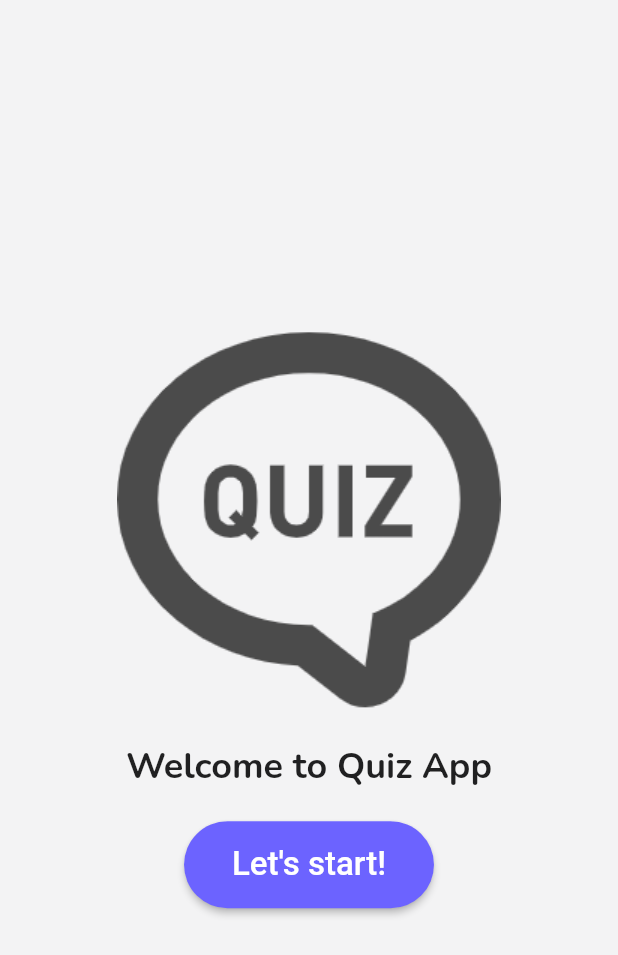
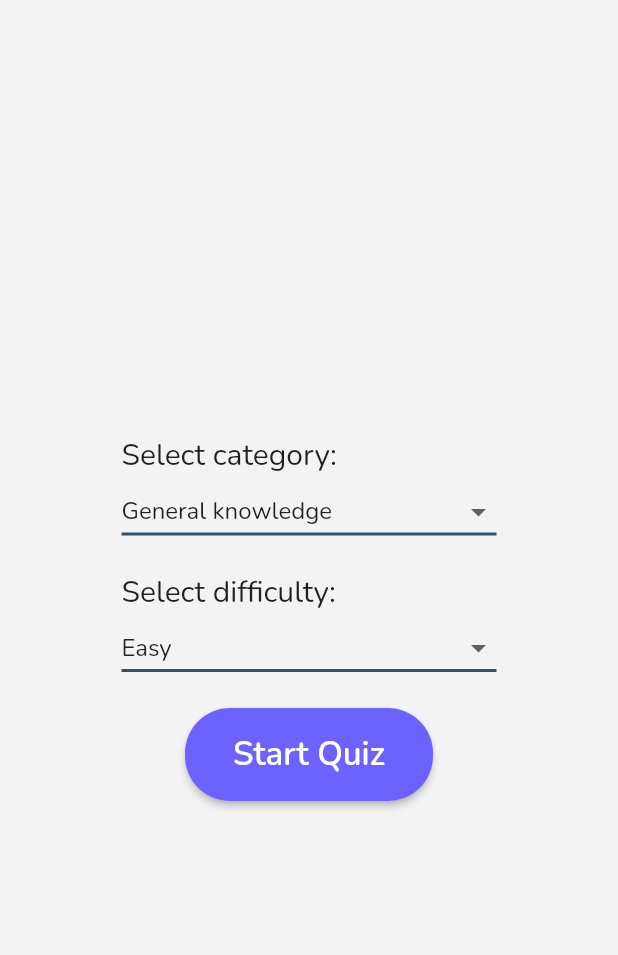
Before and after one commit to marwaneahansal/simple-quiz-app, a Flutter app: the screen it shows after launch, after a tap on "Let's start!", on a phone screen of 412 x 824 dp. Shown: the top 955 px of the screen. Run offline on Flutter 3.47's test engine with Material 2 defaults, Android fonts, the phone set to English and light mode, and no system bars; our stand-ins replace google_fonts.

Commit message:
added quiz options screen

```diff
--- /dev/null
+++ b/quiz_app/lib/home.dart
@@ -0,0 +1,67 @@
+import 'package:flutter/material.dart';
+import 'package:google_fonts/google_fonts.dart';
+import 'package:quiz_app/quizSelection.dart';
+
+class MyHomePage extends StatefulWidget {
+  @override
+  _MyHomePageState createState() => _MyHomePageState();
+}
+
+class _MyHomePageState extends State<MyHomePage> {
+  @override
+  Widget build(BuildContext context) {
+    return SafeArea(
+      child: Scaffold(
+        backgroundColor: Color(0XFFF3F3F4),
+        body: Container(
+          child: Center(
+            child: Column(
+              mainAxisSize: MainAxisSize.min,
+              mainAxisAlignment: MainAxisAlignment.center,
+              children: [
+                Container(
+                  child: Image.asset('assets/images/quiz.png'),
+                ),
+                SizedBox(
+                  height: 20,
+                ),
+                Text(
+                  'Welcome to Quiz App',
+                  style: GoogleFonts.nunito(
+                    textStyle: TextStyle(
+                      fontWeight: FontWeight.w700,
+                      fontSize: 24,
+                    ),
+                  ),
+                ),
+                SizedBox(
+                  height: 20,
+                ),
+                RaisedButton(
+                  shape: RoundedRectangleBorder(
+                    borderRadius: BorderRadius.circular(30),
+                  ),
+                  onPressed: () {
+                    Navigator.pushReplacement(
+                      context,
+                      MaterialPageRoute(
+                        builder: (BuildContext context) => QuizSelection(),
+                      ),
+                    );
+                  },
+                  color: Color(0xFF6C63FF),
+                  textColor: Colors.white,
+                  padding: EdgeInsets.symmetric(horizontal: 32, vertical: 16),
+                  child: Text(
+                    "Let's start!",
+                    style: TextStyle(fontSize: 22),
+                  ),
+                ),
+              ],
+            ),
+          ),
+        ),
+      ),
+    );
+  }
+}
--- a/quiz_app/lib/main.dart
+++ b/quiz_app/lib/main.dart
@@ -1,5 +1,7 @@
 import 'package:flutter/material.dart';
 import 'package:google_fonts/google_fonts.dart';
+
+import 'home.dart';
 
 void main() {
   runApp(MyApp());
@@ -22,6 +24,7 @@ class MyApp extends StatelessWidget {
         // Notice that the counter didn't reset back to zero; the application
         // is not restarted.
         primarySwatch: Colors.blue,
+        textTheme: GoogleFonts.nunitoTextTheme(Theme.of(context).textTheme),
         // This makes the visual density adapt to the platform that you run
         // the app on. For desktop platforms, the controls will be smaller and
         // closer together (more dense) than on mobile platforms.
@@ -31,60 +34,3 @@ class MyApp extends StatelessWidget {
     );
   }
 }
-
-class MyHomePage extends StatefulWidget {
-  @override
-  _MyHomePageState createState() => _MyHomePageState();
-}
-
-class _MyHomePageState extends State<MyHomePage> {
-  @override
-  Widget build(BuildContext context) {
-    return SafeArea(
-      child: Scaffold(
-        backgroundColor: Color(0XFFF3F3F4),
-        body: Container(
-          child: Center(
-            child: Column(
-              mainAxisSize: MainAxisSize.min,
-              mainAxisAlignment: MainAxisAlignment.center,
-              children: [
-                Container(
-                  child: Image.asset('assets/images/quiz.png'),
-                ),
-                SizedBox(
-                  height: 20,
-                ),
-                Text(
-                  'Welcome to Quiz App',
-                  style: GoogleFonts.nunito(
-                    textStyle: TextStyle(
-                      fontWeight: FontWeight.w700,
-                      fontSize: 24,
-                    ),
-                  ),
-                ),
-                SizedBox(
-                  height: 20,
-                ),
-                RaisedButton(
-                  shape: RoundedRectangleBorder(
-                    borderRadius: BorderRadius.circular(30),
-                  ),
-                  onPressed: () {},
-                  color: Color(0xFF6C63FF),
-                  textColor: Colors.white,
-                  padding: EdgeInsets.symmetric(horizontal: 32, vertical: 16),
-                  child: Text(
-                    "Let's start!",
-                    style: TextStyle(fontSize: 22),
-                  ),
-                ),
-              ],
-            ),
-          ),
-        ),
-      ),
-    );
-  }
-}
--- /dev/null
+++ b/quiz_app/lib/quizSelection.dart
@@ -0,0 +1,79 @@
+import 'package:flutter/material.dart';
+import 'package:quiz_app/styles/widgetStyles.dart';
+import 'package:quiz_app/widgets/dropDownMenu.dart';
+
+class QuizSelection extends StatefulWidget {
+  @override
+  _QuizSelectionState createState() => _QuizSelectionState();
+}
+
+class _QuizSelectionState extends State<QuizSelection> {
+  Map<String, String> catDropDownItems = {
+    '9': 'General knowledge',
+    '10': 'Books',
+    '11': 'Film',
+    '12': 'Music',
+    '15': 'Video Games',
+    '21': 'Sport',
+    '19': 'Matemathics',
+    '18': 'Computers'
+  };
+
+  List<String> difficultyDropDownItems = ['Easy', 'Meduim', 'Hard'];
+
+  @override
+  Widget build(BuildContext context) {
+    return SafeArea(
+      child: Scaffold(
+        backgroundColor: Color(0XFFF3F3F4),
+        body: Center(
+          child: Container(
+            width: 250,
+            child: Column(
+              mainAxisSize: MainAxisSize.min,
+              children: [
+                Column(crossAxisAlignment: CrossAxisAlignment.start, children: [
+                  Text(
+                    'Select category:',
+                    style: WidgetStyles.labelTextStyle,
+                  ),
+                  DropDownWidget(
+                    dropDownItems: catDropDownItems,
+                  ),
+                ]),
+                SizedBox(
+                  height: 16,
+                ),
+                Column(crossAxisAlignment: CrossAxisAlignment.start, children: [
+                  Text(
+                    'Select difficulty:',
+                    style: WidgetStyles.labelTextStyle,
+                  ),
+                  DifficultyDropDownMenu(
+                    diffcultyItems: difficultyDropDownItems,
+                  )
+                ]),
+                SizedBox(
+                  height: 16,
+                ),
+                RaisedButton(
+                  shape: RoundedRectangleBorder(
+                    borderRadius: BorderRadius.circular(30),
+                  ),
+                  onPressed: () {},
+                  color: Color(0xFF6C63FF),
+                  textColor: Colors.white,
+                  padding: EdgeInsets.symmetric(horizontal: 32, vertical: 16),
+                  child: Text(
+                    "Start Quiz",
+                    style: TextStyle(fontSize: 22, fontWeight: FontWeight.w600),
+                  ),
+                ),
+              ],
+            ),
+          ),
+        ),
+      ),
+    );
+  }
+}
--- /dev/null
+++ b/quiz_app/lib/styles/widgetStyles.dart
@@ -0,0 +1,9 @@
+import 'dart:ui';
+
+import 'package:flutter/material.dart';
+
+class WidgetStyles {
+  static TextStyle labelTextStyle = new TextStyle(
+    fontSize: 20,
+  );
+}
--- /dev/null
+++ b/quiz_app/lib/widgets/dropDownMenu.dart
@@ -0,0 +1,95 @@
+import 'package:flutter/material.dart';
+
+class DropDownWidget extends StatefulWidget {
+  final Map<String, String> dropDownItems;
+
+  DropDownWidget({this.dropDownItems});
+
+  @override
+  _DropDownWidgetState createState() => _DropDownWidgetState();
+}
+
+class _DropDownWidgetState extends State<DropDownWidget> {
+  String value;
+  Map<String, String> itemsMap;
+  List<String> itemsList;
+
+  @override
+  void initState() {
+    this.itemsMap = widget.dropDownItems;
+    this.itemsList = this.itemsMap.values.toList();
+    this.value = this.itemsList[0];
+    super.initState();
+  }
+
+  @override
+  Widget build(BuildContext context) {
+    return DropdownButton(
+      isExpanded: true,
+      value: this.value,
+      icon: Icon(Icons.arrow_drop_down),
+      underline: Container(
+        height: 2,
+        color: Color(0XFF364f6b),
+      ),
+      items: itemsList.map((value) {
+        return DropdownMenuItem(
+          value: value,
+          child: Text(value),
+        );
+      }).toList(),
+      onChanged: (String value) {
+        setState(() {
+          this.value = value;
+          String key = this.itemsMap.keys.firstWhere(
+              (element) => this.itemsMap[element] == value,
+              orElse: () => null);
+          print('Key of the value is: $key');
+        });
+      },
+    );
+  }
+}
+
+class DifficultyDropDownMenu extends StatefulWidget {
+  final List<String> diffcultyItems;
+
+  DifficultyDropDownMenu({this.diffcultyItems});
+  @override
+  _DifficultyDropDownMenuState createState() => _DifficultyDropDownMenuState();
+}
+
+class _DifficultyDropDownMenuState extends State<DifficultyDropDownMenu> {
+  String value;
+  List<String> items;
+  @override
+  void initState() {
+    this.items = widget.diffcultyItems;
+    this.value = this.items[0];
+    super.initState();
+  }
+
+  @override
+  Widget build(BuildContext context) {
+    return DropdownButton(
+      isExpanded: true,
+      value: this.value,
+      icon: Icon(Icons.arrow_drop_down),
+      underline: Container(
+        height: 2,
+        color: Color(0XFF364f6b),
+      ),
+      items: items.map((value) {
+        return DropdownMenuItem(
+          value: value,
+          child: Text(value),
+        );
+      }).toList(),
+      onChanged: (String value) {
+        setState(() {
+          this.value = value;
+        });
+      },
+    );
+  }
+}
```
